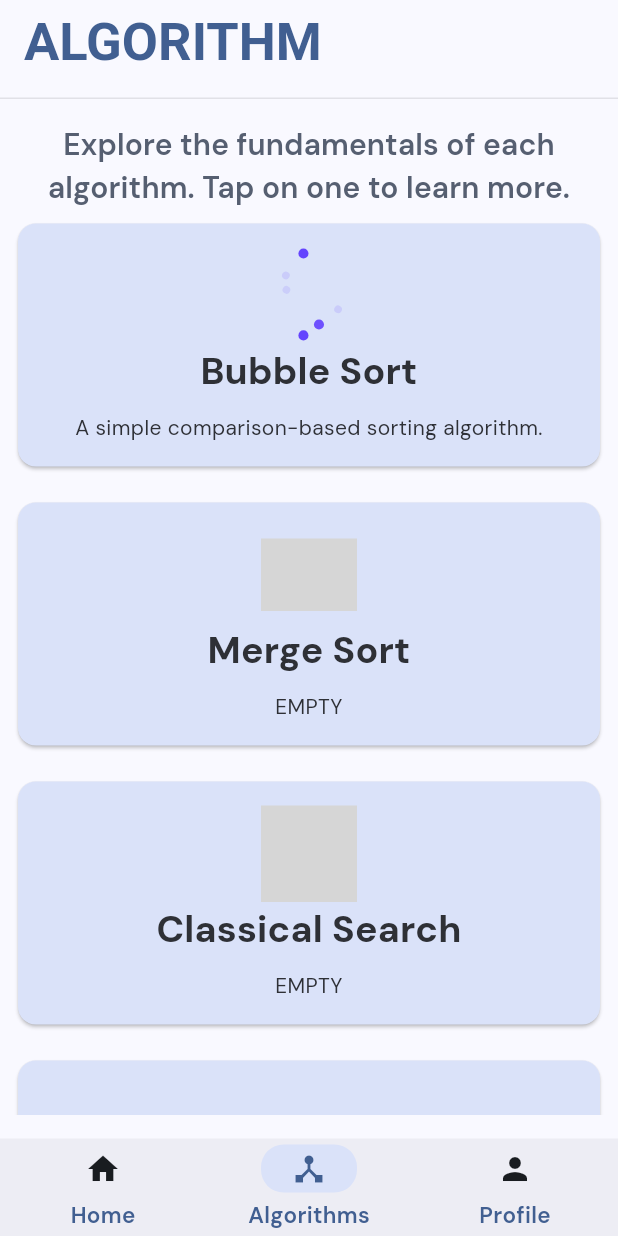
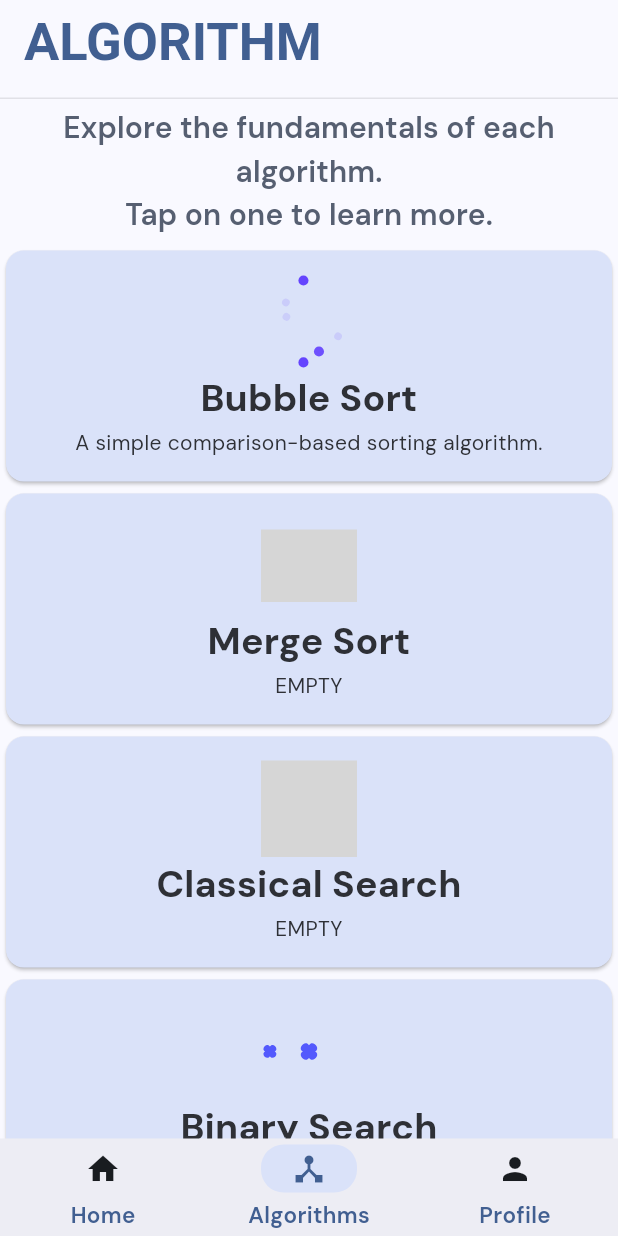
Before and after one commit to Reasondro/Howgorithm-Mobile, a Flutter app: the screen it shows once a user with an empty profile is signed in, item 2 of the bottom bar chosen, on a phone screen of 412 x 824 dp. Run offline on Flutter 3.47's test engine with Material 3 defaults, Android fonts, the phone set to English and light mode, and no system bars; our stand-ins replace flutter_dotenv, flutter_native_splash, go_router, google_fonts, lottie, supabase_flutter; accounts and stored records are empty; grey boxes are pictures that could not be loaded.

Commit message:
tidy up algorithm screen for more simplicity

```diff
--- a/lib/screens/algorithms_screen.dart
+++ b/lib/screens/algorithms_screen.dart
@@ -39,28 +39,17 @@ class AlgorithmsScreen extends StatelessWidget {
     ];
 
     return Padding(
-      padding: const EdgeInsets.symmetric(horizontal: 8.0, vertical: 16.0),
-      child: Column(
-        crossAxisAlignment: CrossAxisAlignment.start,
+        padding: const EdgeInsets.only(top: 5.0),
+        child: ListView(
           children: [
             Text(
-            'Explore the fundamentals of each algorithm. Tap on one to learn more.',
+              'Explore the fundamentals of each algorithm.\nTap on one to learn more.',
               style: Theme.of(context).textTheme.titleSmall,
               textAlign: TextAlign.center,
             ),
             const SizedBox(height: 5),
-          Expanded(
-            child: GridView.builder(
-              gridDelegate: const SliverGridDelegateWithFixedCrossAxisCount(
-                  crossAxisCount: 1,
-                  crossAxisSpacing: 16.0,
-                  mainAxisSpacing: 16.0,
-                  childAspectRatio: 0.8,
-                  mainAxisExtent: 170),
-              itemCount: algorithms.length,
-              itemBuilder: (BuildContext context, int index) {
-                final algorithm = algorithms[index];
-                return AlgorithmCard(
+            for (Map<String, dynamic> algorithm in algorithms)
+              AlgorithmCard(
                 title: algorithm['title'],
                 description: algorithm['description'],
                 // iconData: algorithm['icon'],
@@ -68,12 +57,43 @@ class AlgorithmsScreen extends StatelessWidget {
                 onTap: () {
                   GoRouter.of(context).push(algorithm['route']);
                 },
-                );
-              },
-            ),
-          ),
+              )
           ],
-      ),
+        )
+        // Column(
+        //   crossAxisAlignment: CrossAxisAlignment.start,
+        //   children: [
+        //     Text(
+        //       'Explore the fundamentals of each algorithm. Tap on one to learn more.',
+        //       style: Theme.of(context).textTheme.titleSmall,
+        //       textAlign: TextAlign.center,
+        //     ),
+        //     const SizedBox(height: 5),
+        //     Expanded(
+        //       child: GridView.builder(
+        //         gridDelegate: const SliverGridDelegateWithFixedCrossAxisCount(
+        //             crossAxisCount: 1,
+        //             crossAxisSpacing: 16.0,
+        //             mainAxisSpacing: 16.0,
+        //             childAspectRatio: 0.8,
+        //             mainAxisExtent: 170),
+        //         itemCount: algorithms.length,
+        //         itemBuilder: (BuildContext context, int index) {
+        //           final algorithm = algorithms[index];
+        //           return AlgorithmCard(
+        //             title: algorithm['title'],
+        //             description: algorithm['description'],
+        //             // iconData: algorithm['icon'],
+        //             animation: algorithm['animation'],
+        //             onTap: () {
+        //               GoRouter.of(context).push(algorithm['route']);
+        //             },
+        //           );
+        //         },
+        //       ),
+        //     ),
+        //   ],
+        // ),
         );
   }
 }
```
Lines whose indentation alone changed are shown as unchanged.
